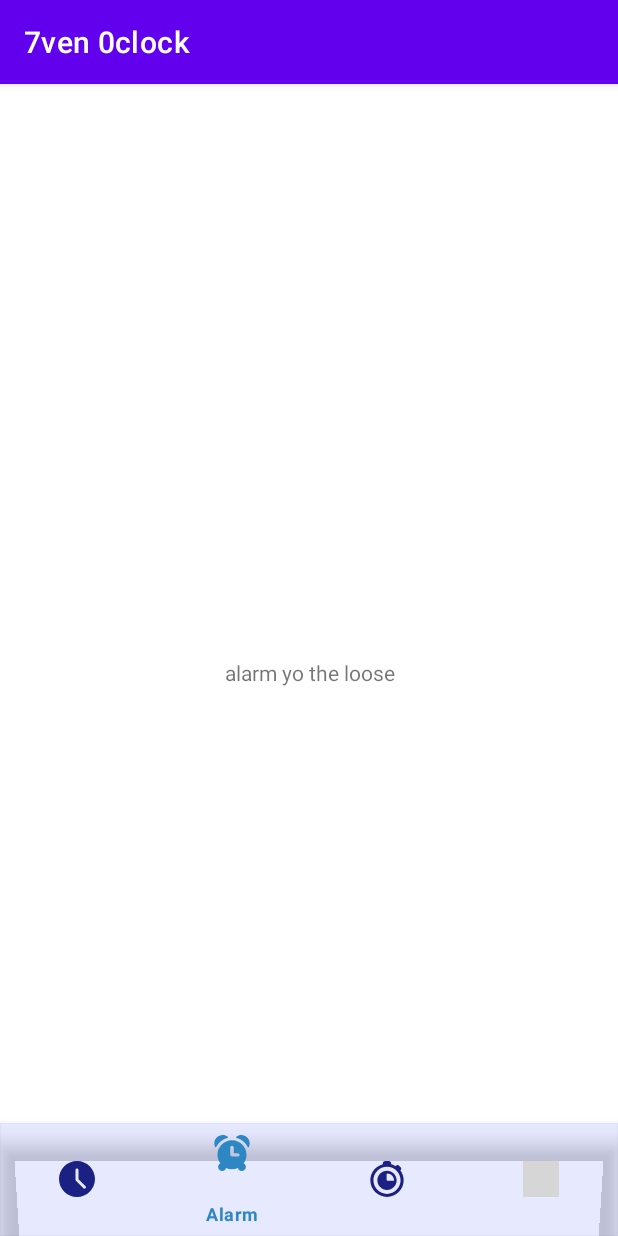
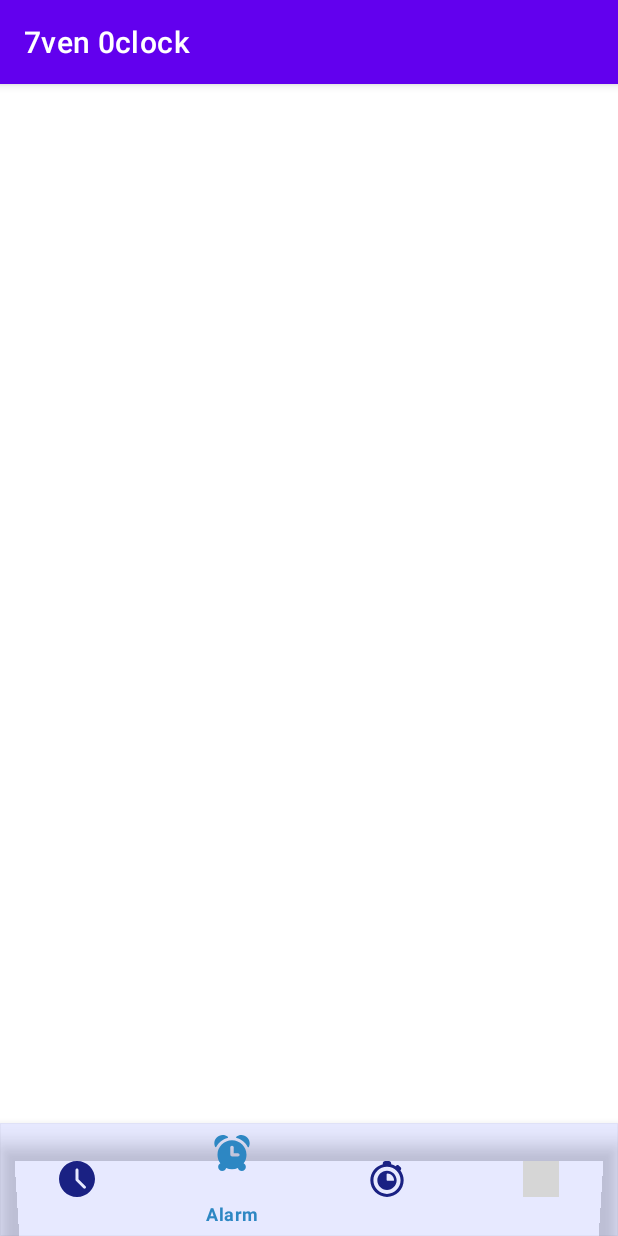
Before and after one commit to HugoDem/7ven-0clock, an Android app: the screen it shows after launch (MainActivity), item 2 of the bottom bar chosen, on a phone screen of 412 x 824 dp. Run offline under Robolectric (Android 15) with nearby library versions, the phone set to English and light mode, and no system bars; grey boxes are pictures that could not be loaded.

Commit message:
First modif Design alarm

```diff
--- a/app/src/main/res/layout/fragment_alarm.xml
+++ b/app/src/main/res/layout/fragment_alarm.xml
@@ -1,5 +1,5 @@
 <?xml version="1.0" encoding="utf-8"?>
-<FrameLayout xmlns:android="http://schemas.android.com/apk/res/android"
+<RelativeLayout xmlns:android="http://schemas.android.com/apk/res/android"
     xmlns:tools="http://schemas.android.com/tools"
     android:layout_width="match_parent"
     android:layout_height="match_parent"
@@ -7,11 +7,14 @@
 
     <!-- TODO: Update blank fragment layout -->
     <TextView
-        android:layout_width="match_parent"
-        android:layout_height="match_parent"
-        android:layout_gravity="center"
-        android:foregroundGravity="center"
-        android:gravity="center"
-        android:text="alarm yo the loose" />
+        android:layout_width="wrap_content"
+        android:layout_height="wrap_content"
+        android:textAppearance="?android:attr/textAppearanceLarge"
+        android:text=""
+        android:id="@+id/alarmText"
+        android:layout_alignParentBottom="true"
+        android:layout_centerHorizontal="true"
+        android:layout_marginTop="25dp"
+        android:layout_below="@+id/alarmToggle" />
 
-</FrameLayout>
+</RelativeLayout>
```
